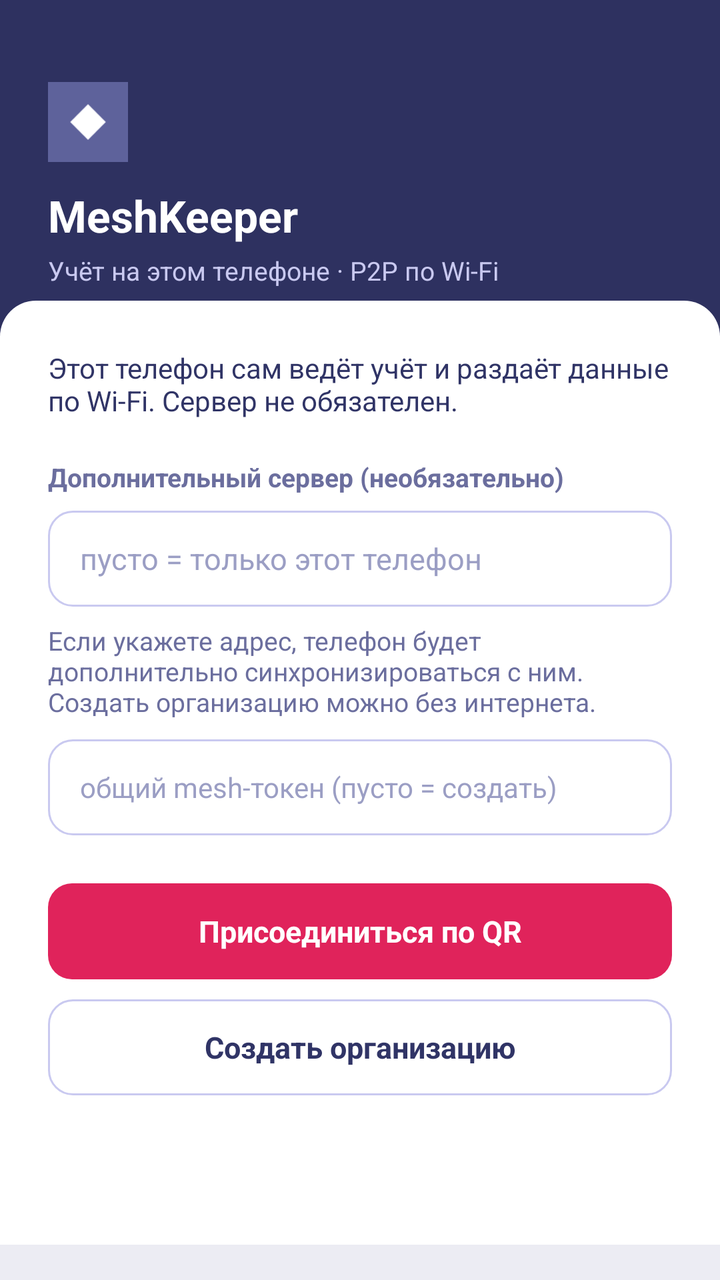
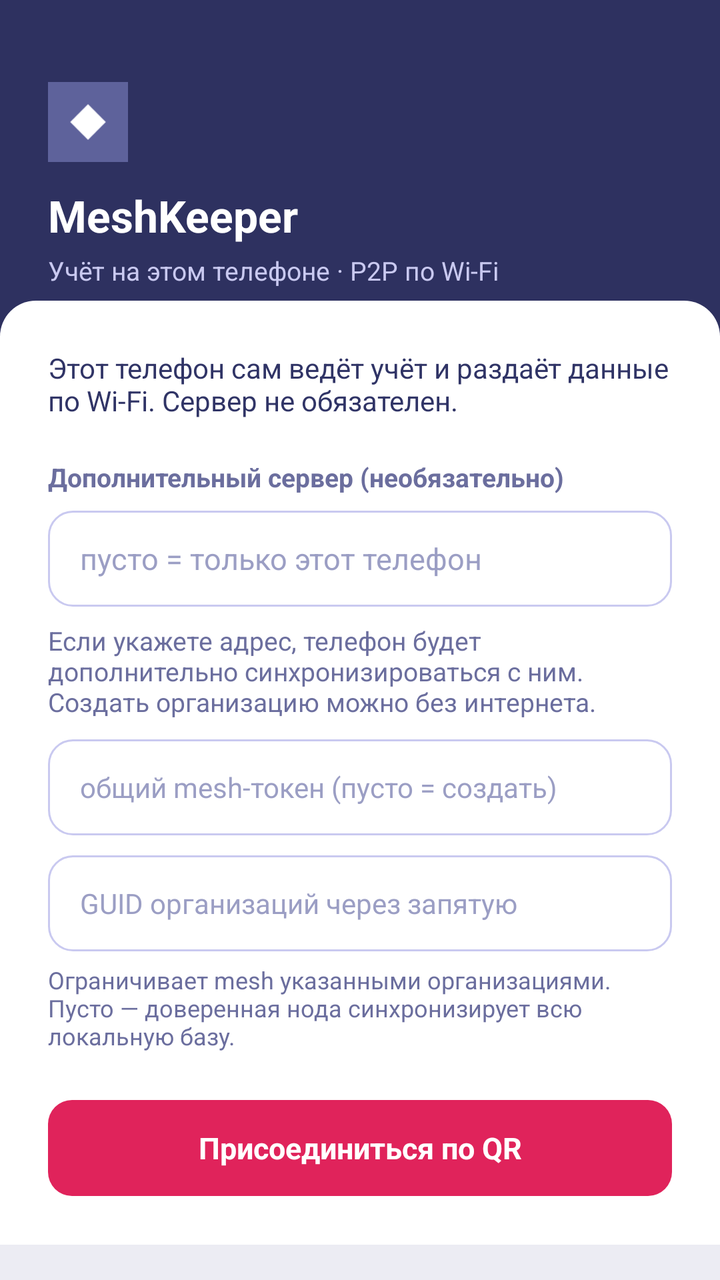

The first picture is an Android layout as it rendered before a commit; the second is the same layout after the commit. The layout source and the unified diff follow.
<!-- AndroidManifest.xml: application theme Theme.MeshKeeper -->
<!-- res/layout/activity_main.xml -->
<?xml version="1.0" encoding="utf-8"?>
<FrameLayout xmlns:android="http://schemas.android.com/apk/res/android"
    android:layout_width="match_parent"
    android:layout_height="match_parent"
    android:background="#ECECF3">

    <LinearLayout
        android:id="@+id/setup"
        android:layout_width="match_parent"
        android:layout_height="match_parent"
        android:orientation="vertical">

        <FrameLayout
            android:layout_width="match_parent"
            android:layout_height="168dp"
            android:background="#2E3160">

            <LinearLayout
                android:layout_width="match_parent"
                android:layout_height="match_parent"
                android:gravity="bottom"
                android:orientation="vertical"
                android:padding="24dp">

                <ImageView
                    android:layout_width="40dp"
                    android:layout_height="40dp"
                    android:src="@drawable/ic_launcher"
                    android:contentDescription="MeshKeeper" />

                <TextView
                    android:layout_width="wrap_content"
                    android:layout_height="wrap_content"
                    android:layout_marginTop="12dp"
                    android:text="MeshKeeper"
                    android:textColor="#FFFFFF"
                    android:textSize="22sp"
                    android:textStyle="bold" />

                <TextView
                    android:layout_width="wrap_content"
                    android:layout_height="wrap_content"
                    android:layout_marginTop="4dp"
                    android:text="Учёт на этом телефоне · P2P по Wi‑Fi"
                    android:textColor="#C9C9F0"
                    android:textSize="13sp" />
            </LinearLayout>
        </FrameLayout>

        <LinearLayout
            android:layout_width="match_parent"
            android:layout_height="0dp"
            android:layout_weight="1"
            android:layout_marginTop="-18dp"
            android:background="@drawable/bg_sheet"
            android:orientation="vertical"
            android:padding="24dp">

            <TextView
                android:id="@+id/lanHint"
                android:layout_width="match_parent"
                android:layout_height="wrap_content"
                android:text="Этот телефон сам ведёт учёт и раздаёт данные по Wi‑Fi. Сервер не обязателен."
                android:textColor="#303466"
                android:textSize="14sp" />

            <TextView
                android:layout_width="match_parent"
                android:layout_height="wrap_content"
                android:layout_marginTop="20dp"
                android:text="Дополнительный сервер (необязательно)"
                android:textColor="#6B6E9E"
                android:textSize="13sp"
                android:textStyle="bold" />

            <EditText
                android:id="@+id/serverUrl"
                android:layout_width="match_parent"
                android:layout_height="48dp"
                android:layout_marginTop="8dp"
                android:background="@drawable/bg_input"
                android:hint="пусто = только этот телефон"
                android:inputType="textUri"
                android:paddingStart="16dp"
                android:paddingEnd="16dp"
                android:textColor="#303466"
                android:textColorHint="#9B9EC4"
                android:textSize="15sp" />

            <TextView
                android:layout_width="match_parent"
                android:layout_height="wrap_content"
                android:layout_marginTop="8dp"
                android:text="Если укажете адрес, телефон будет дополнительно синхронизироваться с ним. Создать организацию можно без интернета."
                android:textColor="#6B6E9E"
                android:textSize="13sp" />

            <EditText
                android:id="@+id/syncToken"
                android:layout_width="match_parent"
                android:layout_height="48dp"
                android:layout_marginTop="10dp"
                android:background="@drawable/bg_input"
                android:hint="общий mesh-токен (пусто = создать)"
                android:inputType="textPassword"
                android:paddingStart="16dp"
                android:paddingEnd="16dp"
                android:textColor="#303466"
                android:textColorHint="#9B9EC4"
                android:textSize="14sp" />

            <Button
                android:id="@+id/btnJoin"
                android:layout_width="match_parent"
                android:layout_height="48dp"
                android:layout_marginTop="24dp"
                android:background="@drawable/bg_btn_accent"
                android:text="Присоединиться по QR"
                android:textAllCaps="false"
                android:textColor="#FFFFFF"
                android:textSize="15sp"
                android:textStyle="bold" />

            <Button
                android:id="@+id/btnCreate"
                android:layout_width="match_parent"
                android:layout_height="48dp"
                android:layout_marginTop="10dp"
                android:background="@drawable/bg_btn_secondary"
                android:text="Создать организацию"
                android:textAllCaps="false"
                android:textColor="#303466"
                android:textSize="15sp"
                android:textStyle="bold" />
        </LinearLayout>
    </LinearLayout>

    <WebView
        android:id="@+id/web"
        android:layout_width="match_parent"
        android:layout_height="match_parent"
        android:visibility="gone" />
</FrameLayout>
<!-- resources referenced by this layout -->
<resources>
  <!-- drawable bg_btn_accent (drawable) -->
  <?xml version="1.0" encoding="utf-8"?>
  <shape xmlns:android="http://schemas.android.com/apk/res/android" android:shape="rectangle">
      <solid android:color="#E0235B" />
      <corners android:radius="12dp" />
  </shape>
  <!-- drawable bg_btn_secondary (drawable) -->
  <?xml version="1.0" encoding="utf-8"?>
  <shape xmlns:android="http://schemas.android.com/apk/res/android" android:shape="rectangle">
      <solid android:color="#FFFFFF" />
      <stroke android:width="1dp" android:color="#C9C9F0" />
      <corners android:radius="12dp" />
  </shape>
  <!-- drawable bg_input (drawable) -->
  <?xml version="1.0" encoding="utf-8"?>
  <shape xmlns:android="http://schemas.android.com/apk/res/android" android:shape="rectangle">
      <solid android:color="#FFFFFF" />
      <stroke android:width="1dp" android:color="#C9C9F0" />
      <corners android:radius="12dp" />
  </shape>
  <!-- drawable bg_sheet (drawable) -->
  <?xml version="1.0" encoding="utf-8"?>
  <shape xmlns:android="http://schemas.android.com/apk/res/android" android:shape="rectangle">
      <solid android:color="#FFFFFF" />
      <corners android:topLeftRadius="18dp" android:topRightRadius="18dp" />
  </shape>
  <!-- drawable ic_launcher (drawable) -->
  <?xml version="1.0" encoding="utf-8"?>
  <vector xmlns:android="http://schemas.android.com/apk/res/android"
      android:width="108dp"
      android:height="108dp"
      android:viewportWidth="108"
      android:viewportHeight="108">
      <path android:fillColor="#5E629B" android:pathData="M0,0h108v108h-108z"/>
      <path android:fillColor="#FFFFFF" android:pathData="M30,54 L54,30 L78,54 L54,78 Z"/>
  </vector>
  <style name="Theme.MeshKeeper" parent="Theme.MaterialComponents.DayNight.NoActionBar">
          <item name="colorPrimary">#5E629B</item>
          <item name="colorPrimaryVariant">#2E3160</item>
          <item name="colorAccent">#E0235B</item>
          <item name="android:statusBarColor">#2E3160</item>
          <item name="android:navigationBarColor">#FFFFFF</item>
          <item name="android:windowBackground">#ECECF3</item>
          <item name="android:fontFamily">sans-serif</item>
          <item name="buttonStyle">@style/Widget.AppCompat.Button.Borderless</item>
      </style>
</resources>

<!-- the commit's change to res/layout/activity_main.xml (unified diff, before → after) -->
@@ -109,6 +109,28 @@
                 android:textColorHint="#9B9EC4"
                 android:textSize="14sp" />
 
+            <EditText
+                android:id="@+id/workspaceScope"
+                android:layout_width="match_parent"
+                android:layout_height="48dp"
+                android:layout_marginTop="10dp"
+                android:background="@drawable/bg_input"
+                android:hint="GUID организаций через запятую"
+                android:inputType="textNoSuggestions"
+                android:paddingStart="16dp"
+                android:paddingEnd="16dp"
+                android:textColor="#303466"
+                android:textColorHint="#9B9EC4"
+                android:textSize="14sp" />
+
+            <TextView
+                android:layout_width="match_parent"
+                android:layout_height="wrap_content"
+                android:layout_marginTop="6dp"
+                android:text="Ограничивает mesh указанными организациями. Пусто — доверенная нода синхронизирует всю локальную базу."
+                android:textColor="#6B6E9E"
+                android:textSize="12sp" />
+
             <Button
                 android:id="@+id/btnJoin"
                 android:layout_width="match_parent"
